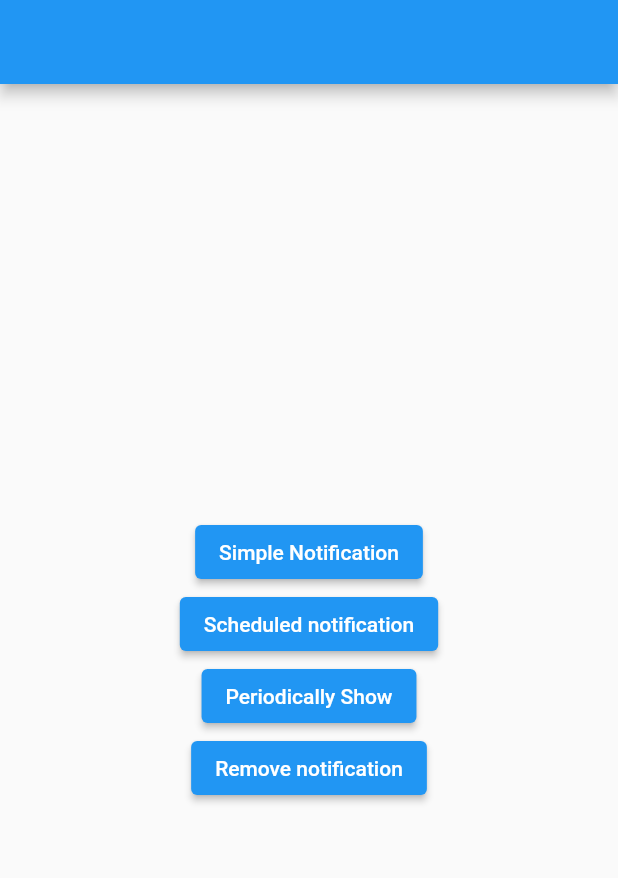
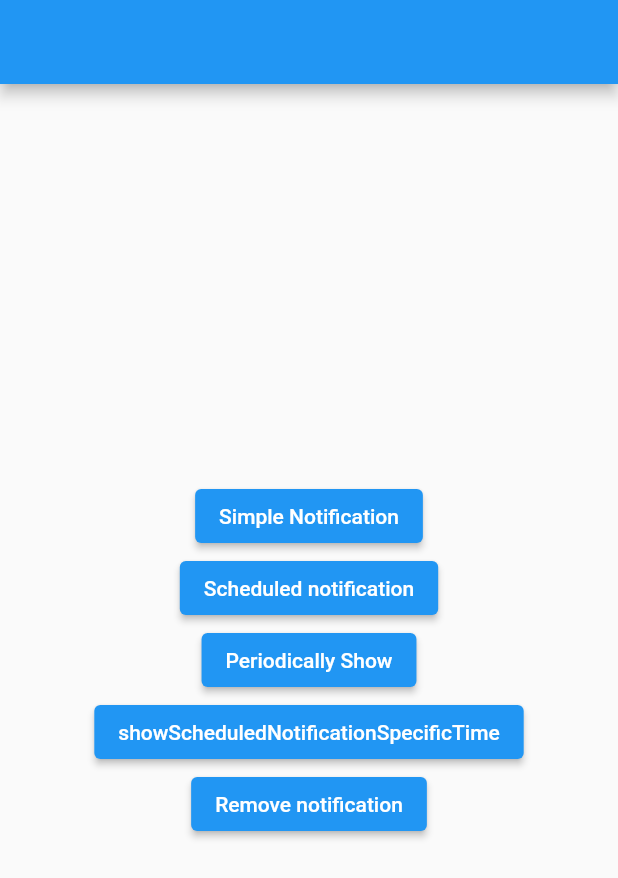
Before and after one commit to HamadaAllipy/local_notification_app, a Flutter app: the screen it shows after launch, on a phone screen of 412 x 824 dp. Shown: the top 878 px of the screen. Run offline on Flutter 3.47's test engine with Material 2 defaults, Android fonts, the phone set to English and light mode, and no system bars; our stand-ins replace flutter_local_notifications, rxdart, timezone.

Commit message:
showScheduledNotificationSpecificTime

```diff
--- a/lib/view/home_screen.dart
+++ b/lib/view/home_screen.dart
@@ -77,6 +77,14 @@ class _HomeScreenState extends State<HomeScreen> {
               ),
             ),
             ElevatedButton(
+              onPressed: () {
+                NotificationHelper.showScheduledNotificationSpecificTime();
+              },
+              child: const Text(
+                'showScheduledNotificationSpecificTime',
+              ),
+            ),
+            ElevatedButton(
               onPressed: () {},
               child: const Text(
                 'Remove notification',
```
Also changed, not shown: lib/helper/notification_helper.dart (+38 -1 lines).
